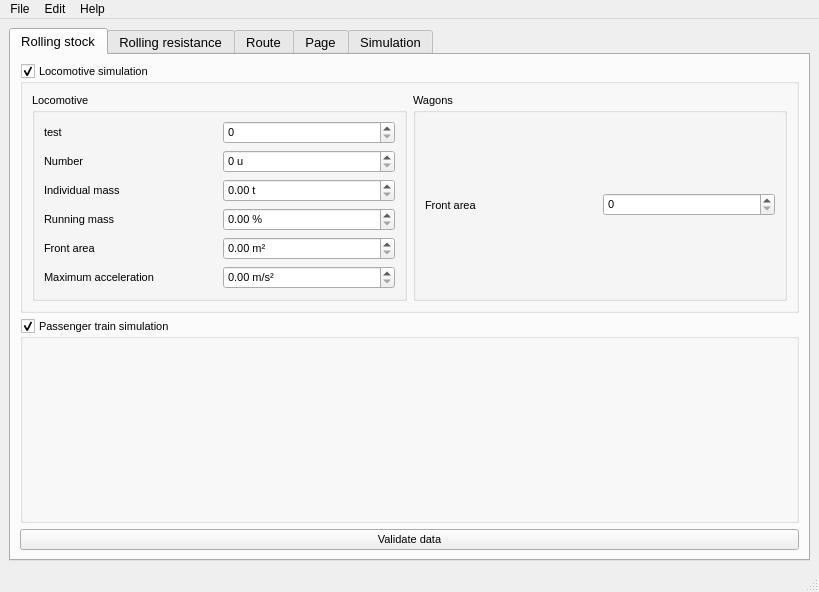
The window that RailwaySim_GUI.ui (danicc097/RailwaySim) describes before a commit, drawn with Qt 5.
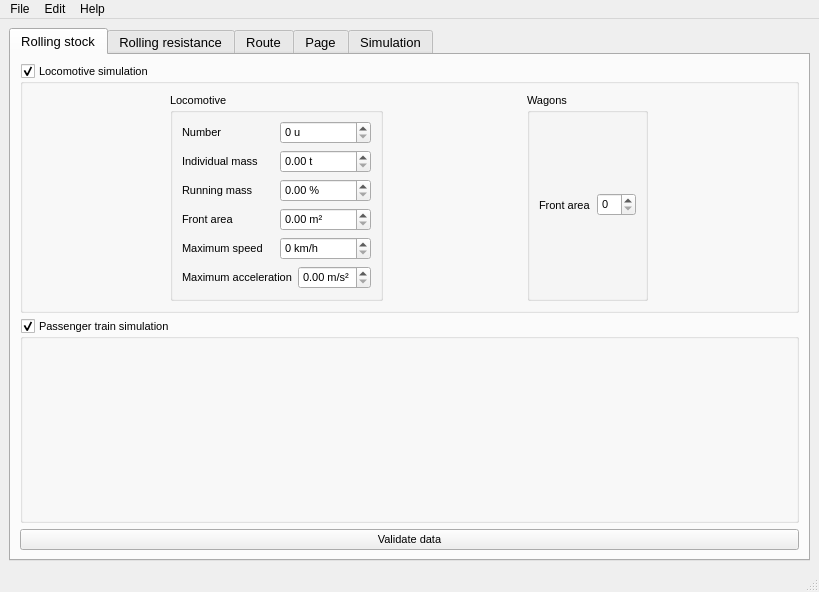
The same window after the commit. Icons and pictures are not drawn.

Commit message: Pipenv & linux tests

What changed in the file:
```diff
--- a/RailwaySim_GUI.ui
+++ b/RailwaySim_GUI.ui
@@ -130,34 +130,16 @@
             <layout class="QHBoxLayout" name="horizontalLayout_10">
              <item>
               <widget class="QGroupBox" name="groupBox_3">
+               <property name="sizePolicy">
+                <sizepolicy hsizetype="Maximum" vsizetype="Minimum">
+                 <horstretch>0</horstretch>
+                 <verstretch>0</verstretch>
+                </sizepolicy>
+               </property>
                <property name="title">
                 <string>Locomotive</string>
                </property>
                <layout class="QVBoxLayout" name="verticalLayout">
-                <item>
-                 <layout class="QHBoxLayout" name="horizontalLayout_8">
-                  <item>
-                   <widget class="QLabel" name="label_9">
-                    <property name="text">
-                     <string>test</string>
-                    </property>
-                   </widget>
-                  </item>
-                  <item>
-                   <widget class="QSpinBox" name="spinBox_8">
-                    <property name="wrapping">
-                     <bool>false</bool>
-                    </property>
-                    <property name="specialValueText">
-                     <string/>
-                    </property>
-                    <property name="suffix">
-                     <string/>
-                    </property>
-                   </widget>
-                  </item>
-                 </layout>
-                </item>
                 <item>
                  <layout class="QHBoxLayout" name="horizontalLayout">
                   <item>
@@ -269,6 +251,33 @@
                   </item>
                  </layout>
                 </item>
+                <item>
+                 <layout class="QHBoxLayout" name="horizontalLaya">
+                  <item>
+                   <widget class="QLabel" name="label_11">
+                    <property name="text">
+                     <string>Maximum speed</string>
+                    </property>
+                   </widget>
+                  </item>
+                  <item>
+                   <widget class="QSpinBox" name="spinBox_10">
+                    <property name="wrapping">
+                     <bool>false</bool>
+                    </property>
+                    <property name="specialValueText">
+                     <string/>
+                    </property>
+                    <property name="suffix">
+                     <string> km/h</string>
+                    </property>
+                    <property name="maximum">
+                     <number>999</number>
+                    </property>
+                   </widget>
+                  </item>
+                 </layout>
+                </item>
                 <item>
                  <layout class="QHBoxLayout" name="horizontalLayout_7">
                   <item>
@@ -304,6 +313,12 @@
              </item>
              <item>
               <widget class="QGroupBox" name="groupBox_4">
+               <property name="sizePolicy">
+                <sizepolicy hsizetype="Maximum" vsizetype="Minimum">
+                 <horstretch>0</horstretch>
+                 <verstretch>0</verstretch>
+                </sizepolicy>
+               </property>
                <property name="title">
                 <string>Wagons</string>
                </property>
```
The commit also changes 6 other files.
